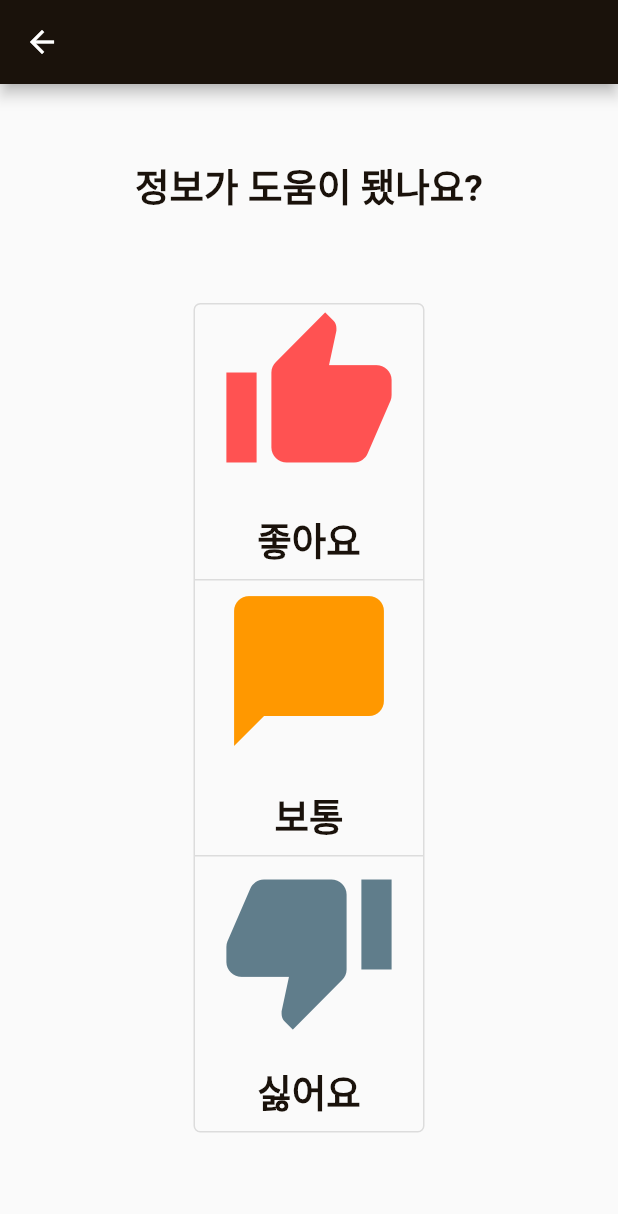
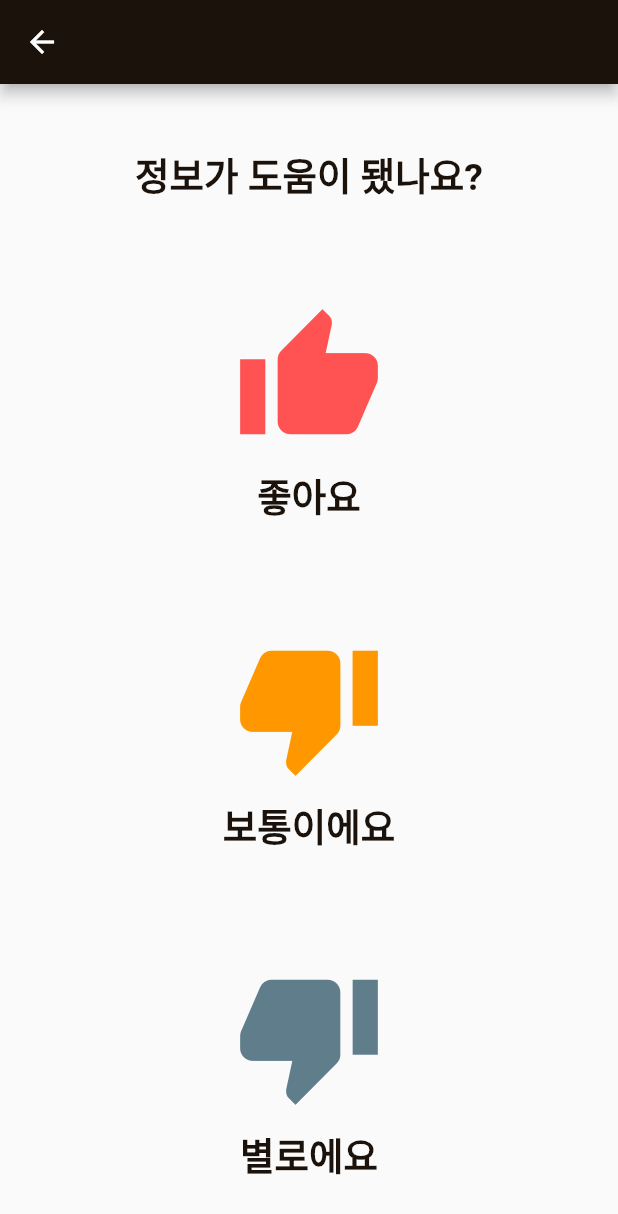
Before and after one commit to GDSC-CAU/Blinder, a Flutter app: the ReviewScreen screen opened by its route, on a phone screen of 412 x 824 dp. Shown: the top 1214 px of the screen. Run offline on Flutter 3.47's test engine with Material 2 defaults, Android fonts, the phone set to English and light mode, and no system bars; our stand-ins replace camera, dio, firebase_analytics, firebase_core, flutter_tts, image_picker and 2 more; missing offline and left inert: google_ml_kit, google_mlkit_commons, google_mlkit_object_detection; accounts and stored records are empty.

Commit message:
fix: overflow bug

```diff
--- a/app/lib/screens/review_screen.dart
+++ b/app/lib/screens/review_screen.dart
@@ -1,4 +1,3 @@
-import 'package:app/common/styles/colors.dart';
 import 'package:app/common/widgets/app_scaffold.dart';
 import 'package:app/common/widgets/screen_title.dart';
 import 'package:app/router/app_router.dart';
@@ -19,88 +18,45 @@ enum ReviewGrade {
 }
 
 class _ReviewScreenState extends State<ReviewScreen> {
-  ReviewGrade? reviewGrade;
   List<bool> reviewSelectedState = [false, false, false];
-
-  Future<void> submitReview() async {
-    const eventName = "review";
-    const eventDataKey = "grade";
-
-    await FirebaseAnalyst.logEvent(
-      eventName: eventName,
-      data: {
-        eventDataKey: reviewGrade.toString(),
-      },
-    );
-
-    print('Review has been submitted: ${reviewGrade.toString()}');
-
-    AppRouter.back(context);
-  }
 
   @override
   Widget build(BuildContext context) {
     return AppScaffold(
       body: Column(
         mainAxisAlignment: MainAxisAlignment.center,
-        children: [
-          const ScreenTitle(
+        children: const [
+          Flexible(
+            child: ScreenTitle(
               title: '정보가 도움이 됐나요?',
             ),
-          const SizedBox(
-            height: 60,
           ),
-          Row(
-            mainAxisAlignment: MainAxisAlignment.center,
-            children: [
-              ToggleButtons(
-                direction: Axis.vertical,
-                selectedBorderColor: Palette.$brown100,
-                fillColor: Palette.$brown100.withOpacity(0.7),
-                splashColor: Palette.$brown100,
-                borderRadius: BorderRadius.circular(4.0),
-                isSelected: reviewSelectedState,
-                onPressed: (pressedButtonIndex) async {
-                  // Respond to button selection
-                  setState(() {
-                    switch (pressedButtonIndex) {
-                      case 0:
-                        reviewGrade = ReviewGrade.like;
-                        return;
-                      case 1:
-                        reviewGrade = ReviewGrade.neutral;
-                        return;
-                      case 2:
-                        reviewGrade = ReviewGrade.dislike;
-                        return;
-                      default:
-                        return;
-                    }
-                  });
-                  await submitReview();
-                },
-                children: const [
-                  ReviewIcon(
+          Flexible(
+            flex: 2,
+            child: ReviewIconButton(
               icon: Icons.thumb_up,
+              color: Colors.redAccent,
               text: '좋아요',
-                    color: Colors.redAccent,
+              grade: ReviewGrade.like,
             ),
-                  ReviewIcon(
-                    icon: Icons.chat_bubble,
-                    text: '보통',
+          ),
+          Flexible(
+            flex: 2,
+            child: ReviewIconButton(
+              icon: Icons.thumb_down,
               color: Colors.orange,
+              text: '보통이에요',
+              grade: ReviewGrade.neutral,
             ),
-                  ReviewIcon(
+          ),
+          Flexible(
+            flex: 2,
+            child: ReviewIconButton(
               icon: Icons.thumb_down,
-                    text: '싫어요',
               color: Colors.blueGrey,
+              text: '별로에요',
+              grade: ReviewGrade.dislike,
             ),
-                ],
-              ),
-            ],
-          ),
-          const SizedBox(
-            height: 30,
           ),
         ],
       ),
@@ -108,43 +64,64 @@ class _ReviewScreenState extends State<ReviewScreen> {
   }
 }
 
-class ReviewIcon extends StatefulWidget {
+class ReviewIconButton extends StatefulWidget {
   final IconData icon;
   final Color color;
   final String? text;
-  const ReviewIcon({
+  final ReviewGrade grade;
+  const ReviewIconButton({
     super.key,
     required this.icon,
     required this.color,
     this.text,
+    required this.grade,
   });
 
   @override
-  State<ReviewIcon> createState() => _ReviewIconState();
+  State<ReviewIconButton> createState() => _ReviewIconButtonState();
 }
 
-class _ReviewIconState extends State<ReviewIcon> {
+class _ReviewIconButtonState extends State<ReviewIconButton> {
+  Future<void> submitReview(ReviewGrade grade) async {
+    const eventName = "review";
+    const eventDataKey = "grade";
+
+    await FirebaseAnalyst.logEvent(
+      eventName: eventName,
+      data: {
+        eventDataKey: grade.toString(),
+      },
+    );
+
+    print('Review has been submitted: ${grade.toString()}');
+
+    AppRouter.back(context);
+  }
+
   @override
   Widget build(BuildContext context) {
     return Padding(
-      padding: const EdgeInsets.symmetric(
-        horizontal: 16.0,
+      padding: const EdgeInsets.all(
+        16.0,
       ),
-      child: Column(
+      child: IconButton(
+        iconSize: 200,
+        onPressed: () async {
+          await submitReview(widget.grade);
+        },
+        icon: Column(
           mainAxisAlignment: MainAxisAlignment.center,
           children: [
             Icon(
               widget.icon,
-            size: 120,
+              size: 100,
               color: widget.color,
             ),
-          Padding(
-            padding: const EdgeInsets.all(8.0),
-            child: ScreenTitle(
+            ScreenTitle(
               title: widget.text ?? 'None',
             ),
+          ],
         ),
-        ],
       ),
     );
   }
--- a/app/lib/utils/camera.dart
+++ b/app/lib/utils/camera.dart
@@ -137,5 +137,4 @@ Future<void> initializeCameraInstance({
     cameraSelectionIndex: cameraSelectionIndex,
     imageFormatGroup: imageFormatGroup,
   );
-  appCameraController.controller.setFlashMode(FlashMode.off);
 }
```
Lines whose indentation alone changed are shown as unchanged.
